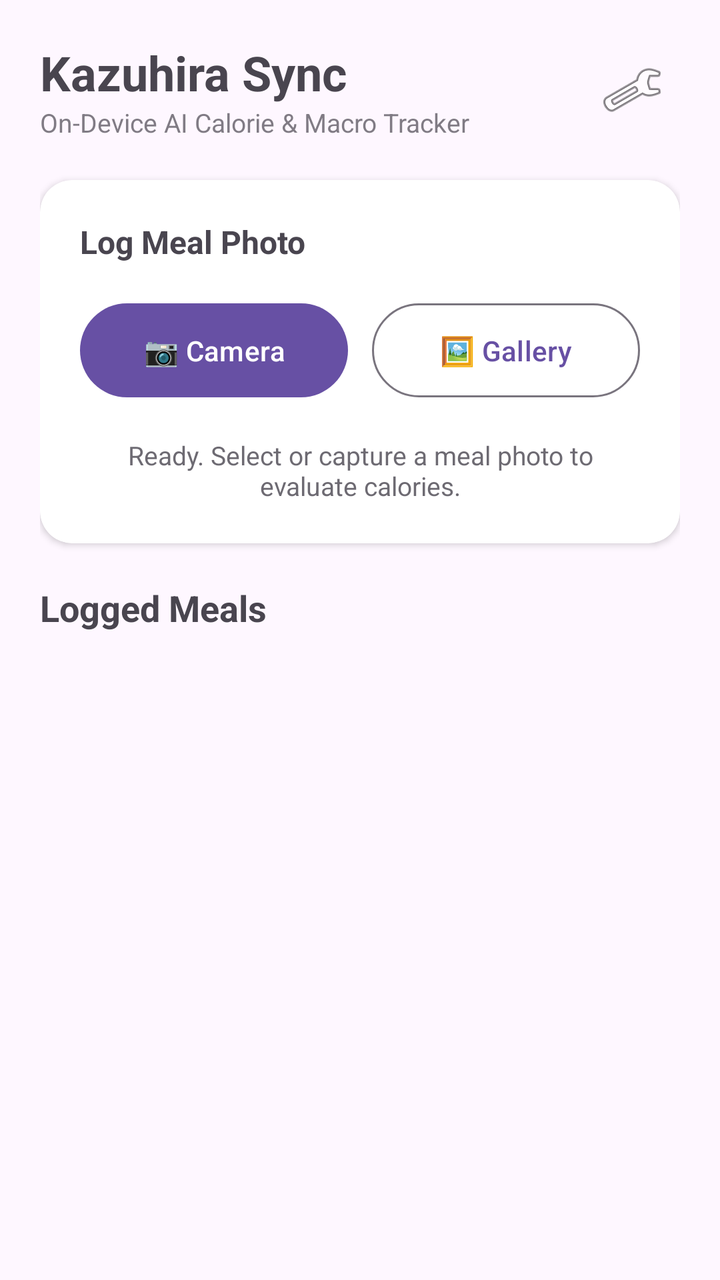
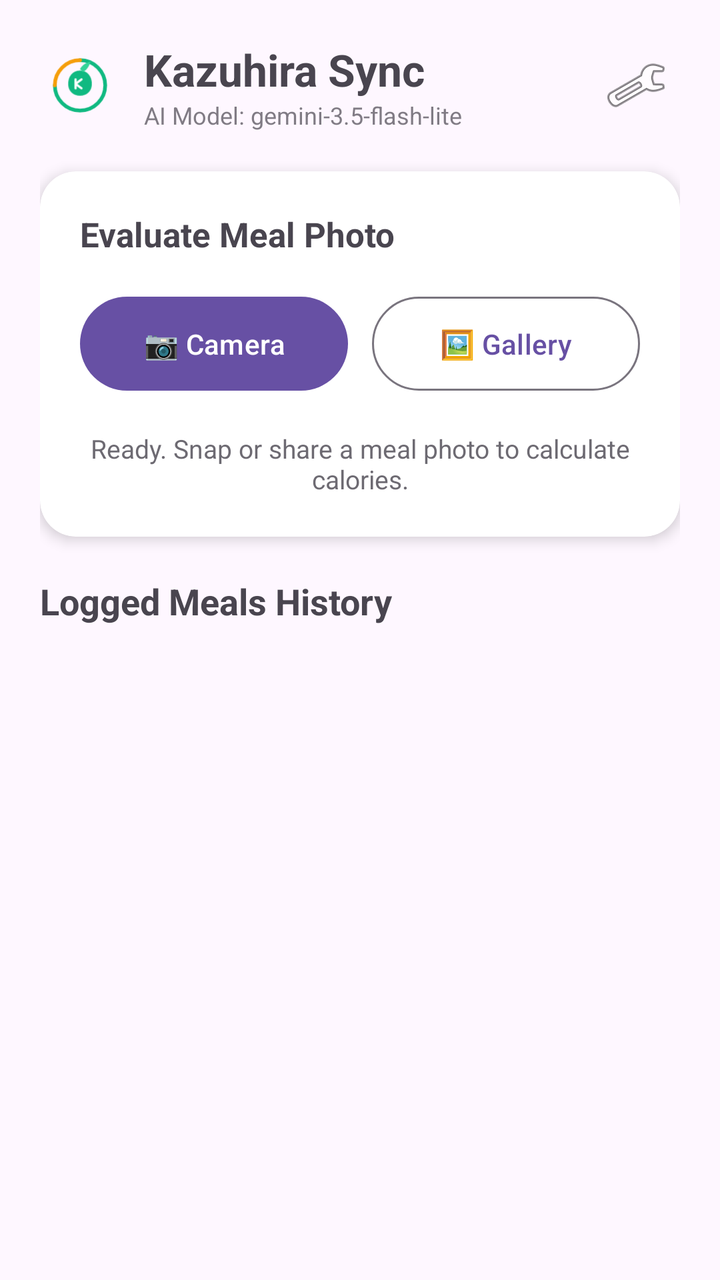

An Android layout rendered at two revisions. The XML below is the earlier revision; the diff shows what the commit changed to produce the second picture.
<!-- AndroidManifest.xml: activity theme Theme.Material3.DayNight -->
<!-- res/layout/activity_main.xml -->
<?xml version="1.0" encoding="utf-8"?>
<LinearLayout xmlns:android="http://schemas.android.com/apk/res/android"
    xmlns:app="http://schemas.android.com/apk/res-auto"
    android:layout_width="match_parent"
    android:layout_height="match_parent"
    android:orientation="vertical"
    android:padding="20dp"
    android:background="?android:attr/colorBackground">

    
    <RelativeLayout
        android:layout_width="match_parent"
        android:layout_height="wrap_content"
        android:layout_marginBottom="20dp">

        <LinearLayout
            android:layout_width="wrap_content"
            android:layout_height="wrap_content"
            android:orientation="vertical"
            android:layout_alignParentStart="true"
            android:layout_toStartOf="@id/btnSettings">

            <TextView
                android:layout_width="wrap_content"
                android:layout_height="wrap_content"
                android:text="Kazuhira Sync"
                android:textSize="24sp"
                android:textStyle="bold" />

            <TextView
                android:layout_width="wrap_content"
                android:layout_height="wrap_content"
                android:text="On-Device AI Calorie &amp; Macro Tracker"
                android:textSize="13sp"
                android:alpha="0.7" />
        </LinearLayout>

        <ImageButton
            android:id="@+id/btnSettings"
            android:layout_width="48dp"
            android:layout_height="48dp"
            android:layout_alignParentEnd="true"
            android:layout_centerVertical="true"
            android:background="?attr/selectableItemBackgroundBorderless"
            android:contentDescription="Settings"
            android:src="@android:drawable/ic_menu_preferences" />
    </RelativeLayout>

    
    <androidx.cardview.widget.CardView
        android:layout_width="match_parent"
        android:layout_height="wrap_content"
        android:layout_marginBottom="20dp"
        app:cardCornerRadius="16dp"
        app:cardElevation="2dp">

        <LinearLayout
            android:layout_width="match_parent"
            android:layout_height="wrap_content"
            android:orientation="vertical"
            android:padding="20dp">

            <TextView
                android:layout_width="wrap_content"
                android:layout_height="wrap_content"
                android:text="Log Meal Photo"
                android:textSize="16sp"
                android:textStyle="bold"
                android:layout_marginBottom="16dp" />

            <LinearLayout
                android:layout_width="match_parent"
                android:layout_height="wrap_content"
                android:orientation="horizontal"
                android:weightSum="2"
                android:layout_marginBottom="16dp">

                <Button
                    android:id="@+id/btnTakePhoto"
                    android:layout_width="0dp"
                    android:layout_height="wrap_content"
                    android:layout_weight="1"
                    android:layout_marginEnd="6dp"
                    android:text="📷 Camera"
                    android:paddingVertical="14dp" />

                <Button
                    android:id="@+id/btnPickGallery"
                    style="?attr/materialButtonOutlinedStyle"
                    android:layout_width="0dp"
                    android:layout_height="wrap_content"
                    android:layout_weight="1"
                    android:layout_marginStart="6dp"
                    android:text="🖼️ Gallery"
                    android:paddingVertical="14dp" />
            </LinearLayout>

            <ProgressBar
                android:id="@+id/progressBar"
                android:layout_width="wrap_content"
                android:layout_height="wrap_content"
                android:layout_gravity="center"
                android:visibility="gone"
                android:layout_marginBottom="8dp" />

            <TextView
                android:id="@+id/statusText"
                android:layout_width="match_parent"
                android:layout_height="wrap_content"
                android:text="Ready. Select or capture a meal photo to evaluate calories."
                android:textSize="13sp"
                android:textAlignment="center"
                android:alpha="0.8" />
        </LinearLayout>
    </androidx.cardview.widget.CardView>

    
    <TextView
        android:layout_width="wrap_content"
        android:layout_height="wrap_content"
        android:text="Logged Meals"
        android:textSize="18sp"
        android:textStyle="bold"
        android:layout_marginBottom="12dp" />

    <ListView
        android:id="@+id/listViewHistory"
        android:layout_width="match_parent"
        android:layout_height="0dp"
        android:layout_weight="1"
        android:divider="@null"
        android:dividerHeight="0dp" />

</LinearLayout>
<!-- resources referenced by this layout -->
<resources>

</resources>

<!-- the commit's change to res/layout/activity_main.xml (unified diff, before → after) -->
@@ -16,29 +16,43 @@
         <LinearLayout
             android:layout_width="wrap_content"
             android:layout_height="wrap_content"
-            android:orientation="vertical"
+            android:orientation="horizontal"
+            android:gravity="center_vertical"
             android:layout_alignParentStart="true"
             android:layout_toStartOf="@id/btnSettings">
 
-            <TextView
+            <ImageView
+                android:layout_width="40dp"
+                android:layout_height="40dp"
+                android:src="@drawable/ic_launcher_foreground"
+                android:layout_marginEnd="12dp" />
+
+            <LinearLayout
                 android:layout_width="wrap_content"
                 android:layout_height="wrap_content"
-                android:text="Kazuhira Sync"
-                android:textSize="24sp"
-                android:textStyle="bold" />
+                android:orientation="vertical">
 
-            <TextView
-                android:layout_width="wrap_content"
-                android:layout_height="wrap_content"
-                android:text="On-Device AI Calorie &amp; Macro Tracker"
-                android:textSize="13sp"
-                android:alpha="0.7" />
+                <TextView
+                    android:layout_width="wrap_content"
+                    android:layout_height="wrap_content"
+                    android:text="Kazuhira Sync"
+                    android:textSize="22sp"
+                    android:textStyle="bold" />
+
+                <TextView
+                    android:id="@+id/tvModelSubtitle"
+                    android:layout_width="wrap_content"
+                    android:layout_height="wrap_content"
+                    android:text="AI Model: gemini-3.5-flash-lite"
+                    android:textSize="12sp"
+                    android:alpha="0.7" />
+            </LinearLayout>
         </LinearLayout>
 
         <ImageButton
             android:id="@+id/btnSettings"
-            android:layout_width="48dp"
-            android:layout_height="48dp"
+            android:layout_width="44dp"
+            android:layout_height="44dp"
             android:layout_alignParentEnd="true"
             android:layout_centerVertical="true"
             android:background="?attr/selectableItemBackgroundBorderless"
@@ -51,8 +65,8 @@
         android:layout_width="match_parent"
         android:layout_height="wrap_content"
         android:layout_marginBottom="20dp"
-        app:cardCornerRadius="16dp"
-        app:cardElevation="2dp">
+        app:cardCornerRadius="18dp"
+        app:cardElevation="4dp">
 
         <LinearLayout
             android:layout_width="match_parent"
@@ -63,8 +77,8 @@
             <TextView
                 android:layout_width="wrap_content"
                 android:layout_height="wrap_content"
-                android:text="Log Meal Photo"
-                android:textSize="16sp"
+                android:text="Evaluate Meal Photo"
+                android:textSize="17sp"
                 android:textStyle="bold"
                 android:layout_marginBottom="16dp" />
 
@@ -107,7 +121,7 @@
                 android:id="@+id/statusText"
                 android:layout_width="match_parent"
                 android:layout_height="wrap_content"
-                android:text="Ready. Select or capture a meal photo to evaluate calories."
+                android:text="Ready. Snap or share a meal photo to calculate calories."
                 android:textSize="13sp"
                 android:textAlignment="center"
                 android:alpha="0.8" />
@@ -118,7 +132,7 @@
     <TextView
         android:layout_width="wrap_content"
         android:layout_height="wrap_content"
-        android:text="Logged Meals"
+        android:text="Logged Meals History"
         android:textSize="18sp"
         android:textStyle="bold"
         android:layout_marginBottom="12dp" />
<!-- resource entries referenced after the edit -->
@@ -1,5 +1,43 @@
 <!-- resources referenced by this layout -->
 <resources>
-
+  <!-- drawable ic_launcher_foreground (drawable) -->
+  <?xml version="1.0" encoding="utf-8"?>
+  <vector xmlns:android="http://schemas.android.com/apk/res/android"
+      android:width="108dp"
+      android:height="108dp"
+      android:viewportWidth="108"
+      android:viewportHeight="108">
+  
+      
+      <path
+          android:pathData="M54,20 A34,34 0 1,1 20,54"
+          android:strokeColor="#10B981"
+          android:strokeWidth="5"
+          android:strokeLineCap="round"/>
+  
+      <path
+          android:pathData="M20,54 A34,34 0 0,1 54,20"
+          android:strokeColor="#F59E0B"
+          android:strokeWidth="5"
+          android:strokeLineCap="round"/>
+  
+      
+      <path
+          android:pathData="M54,34 C44,34 38,42 38,52 C38,62 45,68 54,68 C63,68 70,62 70,52 C70,42 64,34 54,34 Z"
+          android:fillColor="#10B981"/>
+  
+      
+      <path
+          android:pathData="M54,32 C58,24 68,22 68,22 C68,22 66,32 58,36 Z"
+          android:fillColor="#34D399"/>
+  
+      
+      <path
+          android:pathData="M48,46 L48,58 M48,52 L56,46 M48,52 L56,58"
+          android:strokeColor="#FFFFFF"
+          android:strokeWidth="3"
+          android:strokeLineCap="round"
+          android:strokeLineJoin="round"/>
+  </vector>
 </resources>
 
